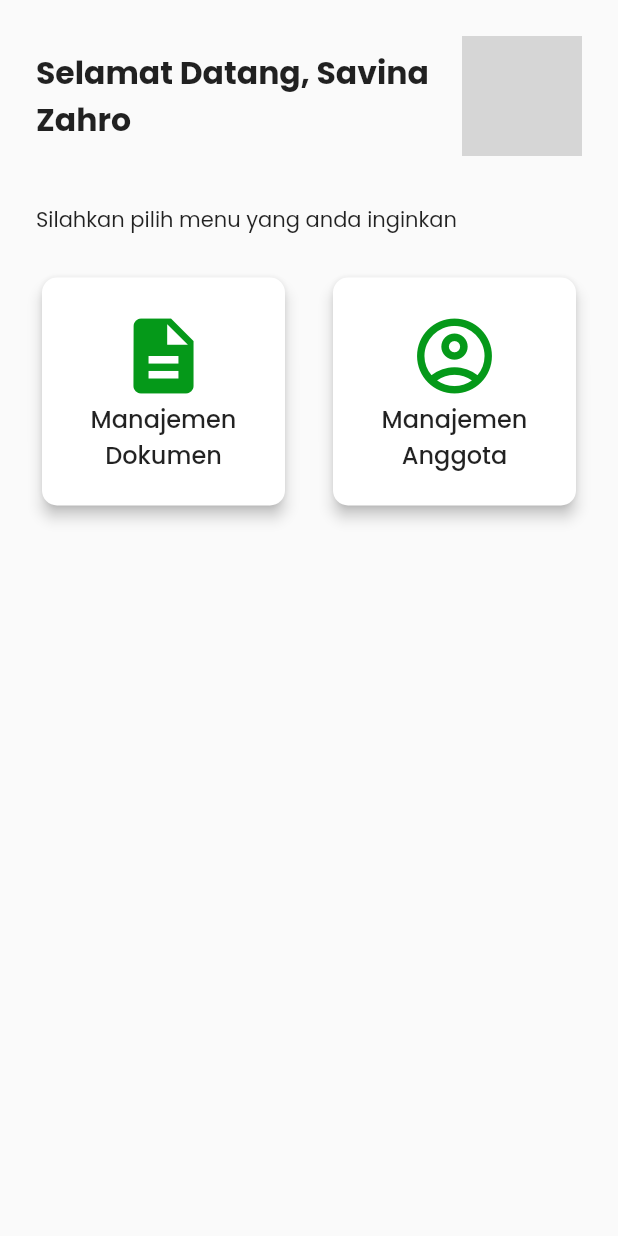
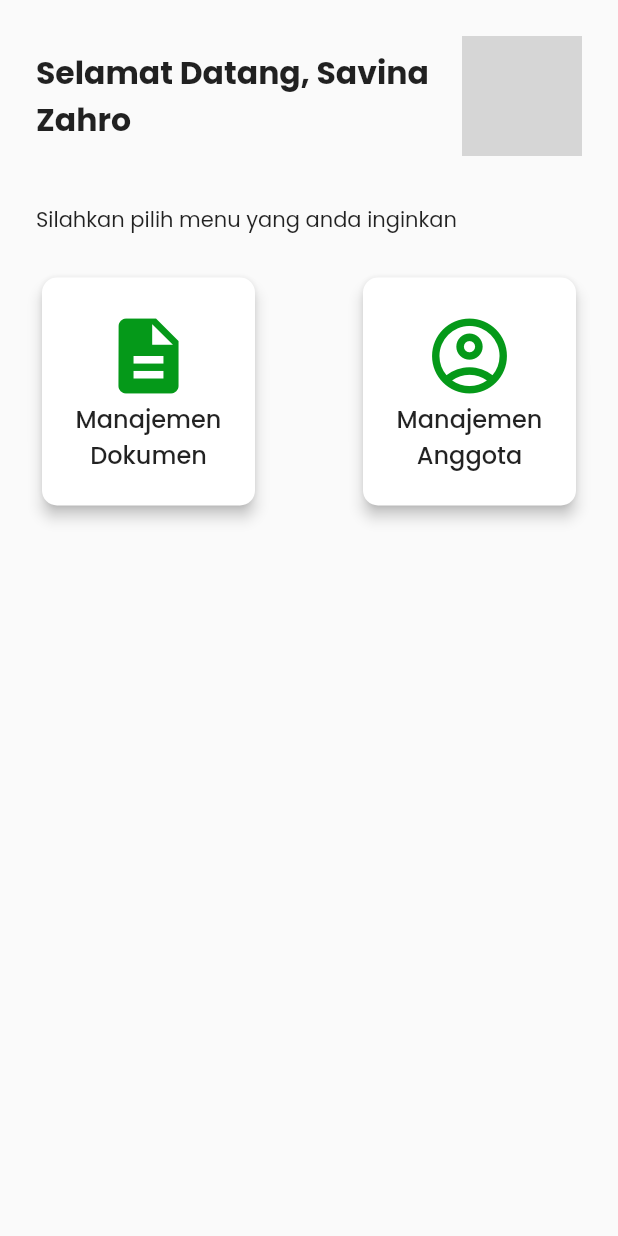
Before and after one commit to savinasz/archive_project, a Flutter app: the ManagementHomeScreen screen opened directly, on a phone screen of 412 x 824 dp. Run offline on Flutter 3.47's test engine with Material 2 defaults, Android fonts, the phone set to English and light mode, and no system bars; our stand-ins replace dotted_border, google_fonts; network calls fail; grey boxes are pictures that could not be loaded.

Commit message:
perbaikan 5

```diff
--- a/lib/modules/home/widgets/build_management_home_menu.dart
+++ b/lib/modules/home/widgets/build_management_home_menu.dart
@@ -48,8 +48,8 @@ class BuildManagementHomeMenu extends StatelessWidget {
     return GestureDetector(
       onTap: onTap,
       child: Flexible(
-        child: Container(
-          width: 170,
+        child: SizedBox(
+          width: 150,
           child: Card(
             shape: RoundedRectangleBorder(
               borderRadius: BorderRadius.circular(10.0),
```
